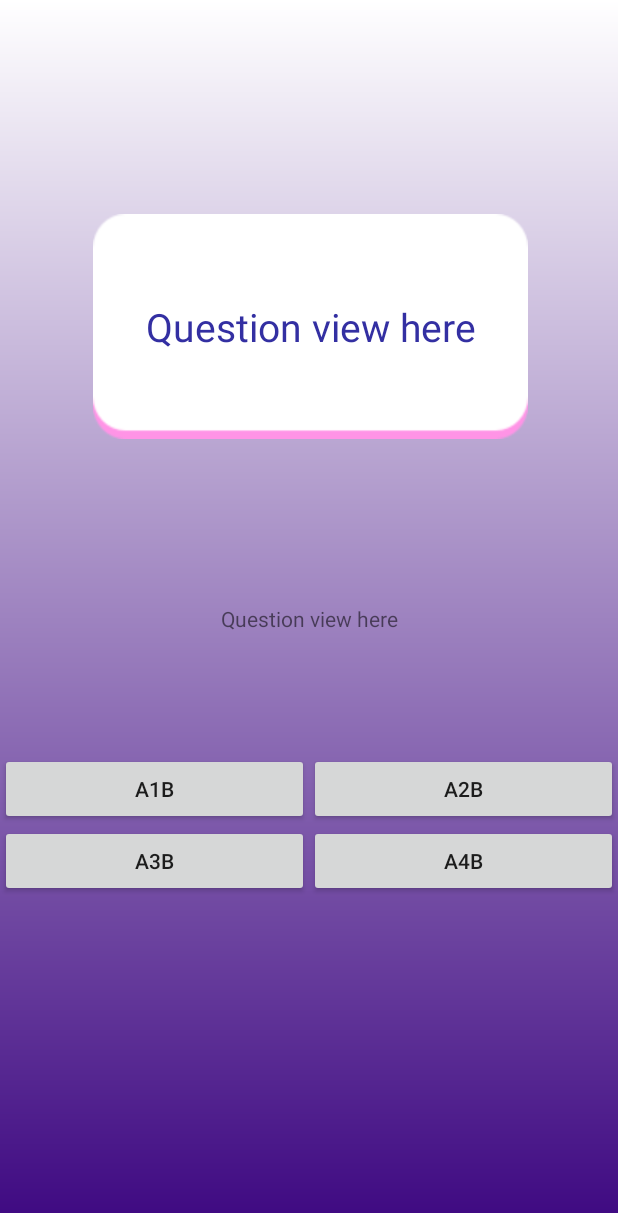
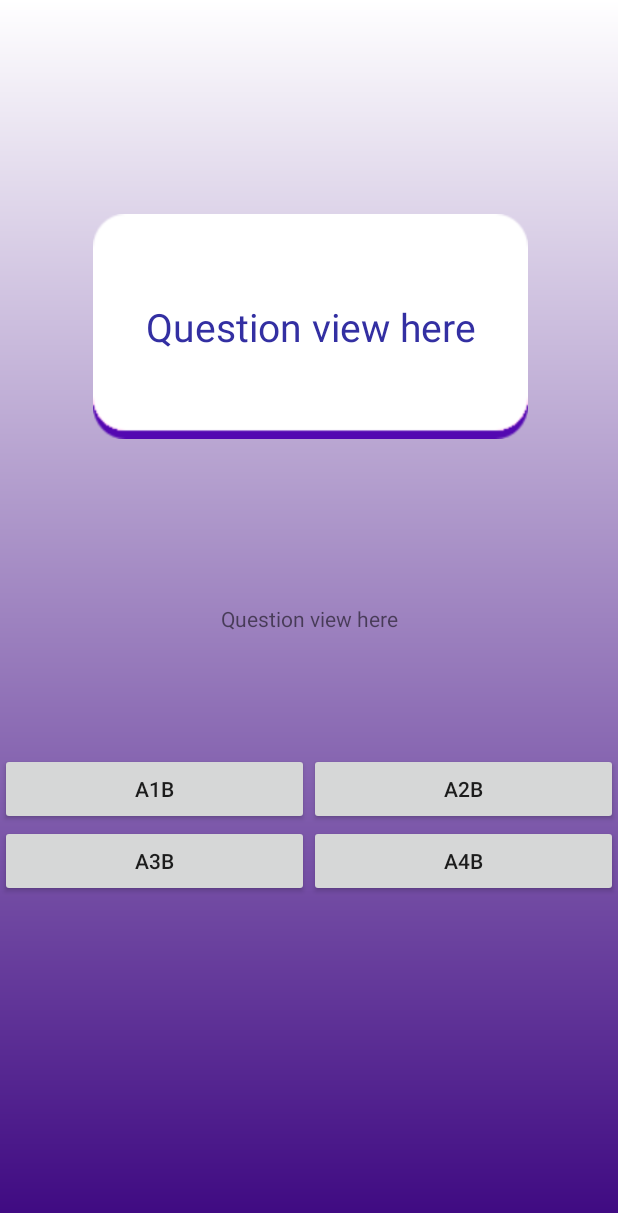
Before and after one commit to LookfuH/TrivaGame, an Android app built with Jetpack Compose: the screen it shows after launch (MainActivity), after a tap on "START", on a phone screen of 412 x 824 dp. Shown: the top 1213 px of the screen. Run offline under Robolectric (Android 15) with nearby library versions, the phone set to English and light mode, and no system bars.

Commit message:
Change BgQuestion
Update background question picture

```diff
--- a/app/src/main/res/layout/gamesession.xml
+++ b/app/src/main/res/layout/gamesession.xml
@@ -70,7 +70,7 @@
         android:layout_marginTop="119dp"
         android:layout_marginEnd="60dp"
         android:layout_marginBottom="87dp"
-        android:background="@drawable/bgquestion"
+        android:background="@drawable/bgquestion2"
         android:gravity="center"
         android:orientation="vertical"
         app:layout_constraintBottom_toTopOf="@+id/questionview"
```
Also changed, not shown: app/src/main/res/drawable/bgquestion.png (deleted), app/src/main/res/drawable/bgquestion2.png (added).
